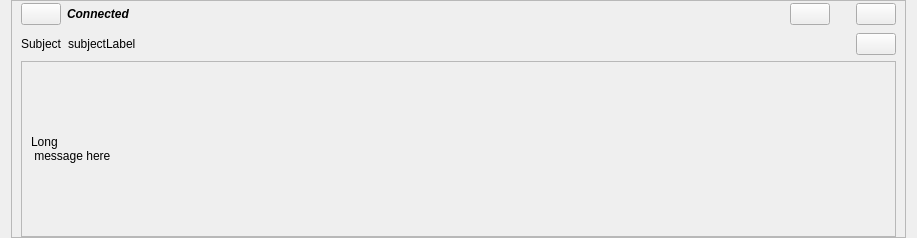
Before: the Qt Designer form retroshare-gui/src/gui/feeds/BlogMsgItem.ui in RetroShare/RetroShare, drawn with Qt 5.
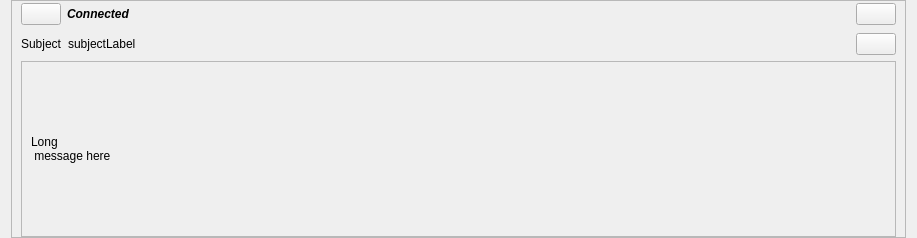
After: the same form once the commit is applied. Icons and pictures are not drawn.

```diff
--- a/retroshare-gui/src/gui/feeds/BlogMsgItem.ui
+++ b/retroshare-gui/src/gui/feeds/BlogMsgItem.ui
@@ -43,7 +43,7 @@
       <item>
        <layout class="QHBoxLayout" >
         <item>
-         <widget class="QPushButton" name="gotoButton" >
+         <widget class="QPushButton" name="clearButton" >
           <property name="sizePolicy" >
            <sizepolicy vsizetype="Fixed" hsizetype="Minimum" >
             <horstretch>0</horstretch>
@@ -113,41 +113,6 @@
           </property>
          </spacer>
         </item>
-        <item>
-         <widget class="QPushButton" name="clearButton" >
-          <property name="sizePolicy" >
-           <sizepolicy vsizetype="Fixed" hsizetype="Fixed" >
-            <horstretch>0</horstretch>
-            <verstretch>0</verstretch>
-           </sizepolicy>
-          </property>
-          <property name="toolTip" >
-           <string>Delete FeedItem</string>
-          </property>
-          <property name="text" >
-           <string/>
-          </property>
-          <property name="icon" >
-           <iconset resource="images.qrc" >:/images/close_normal.png</iconset>
-          </property>
-         </widget>
-        </item>
-        <item>
-         <spacer>
-          <property name="orientation" >
-           <enum>Qt::Horizontal</enum>
-          </property>
-          <property name="sizeType" >
-           <enum>QSizePolicy::Fixed</enum>
-          </property>
-          <property name="sizeHint" >
-           <size>
-            <width>20</width>
-            <height>20</height>
-           </size>
-          </property>
-         </spacer>
-        </item>
         <item>
          <widget class="QPushButton" name="expandButton" >
           <property name="sizePolicy" >
```
Left out of the diff: 4 changed lines with no effect on the pictures.
